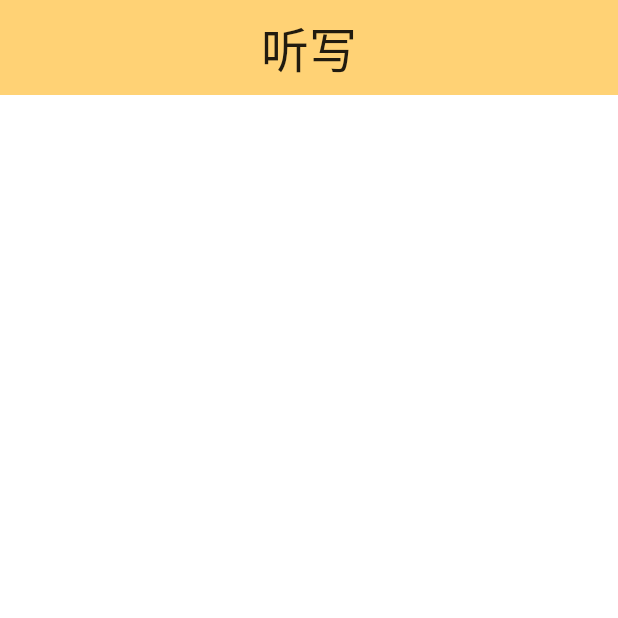
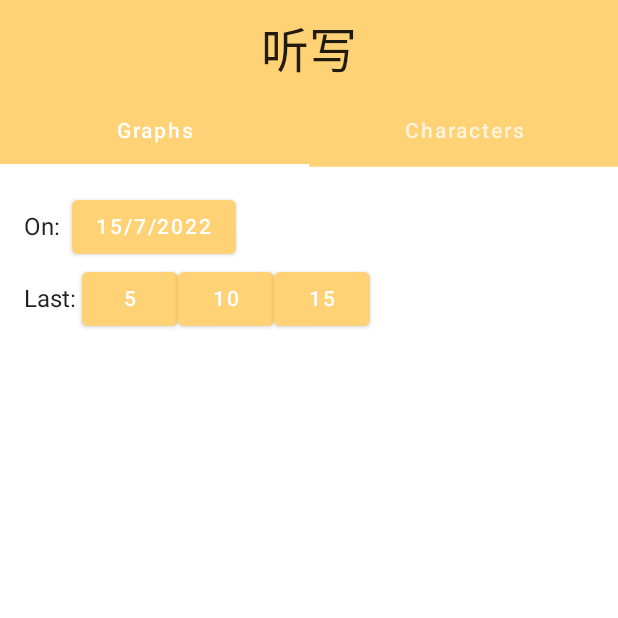
Before and after one commit to Tohie/TingXie, an Android app built with Jetpack Compose: the QuizStatisticsGraphScreen screen opened through its navigation route, on a phone screen of 412 x 824 dp, the top half of it. Run offline under Robolectric (Android 15) with nearby library versions, the light colour scheme and no system bars; our stand-ins replace Dagger/Hilt's generated code, accompanist; libraries missing offline, so code that uses them is left out: com.github.mikephil.charting.

Commit message:
Added an option to last x amount of tests

```diff
--- a/app/build.gradle
+++ b/app/build.gradle
@@ -83,6 +83,7 @@ dependencies {
 
     // Pager
     implementation "com.google.accompanist:accompanist-pager:0.25.1"
+    implementation "com.google.accompanist:accompanist-pager-indicators:0.25.1"
     implementation "androidx.compose.ui:ui-util:1.2.1"
     implementation "com.google.accompanist:accompanist-systemuicontroller:0.17.0"
 
--- a/app/src/main/java/com/example/tingxie/MainActivity.kt
+++ b/app/src/main/java/com/example/tingxie/MainActivity.kt
@@ -3,24 +3,19 @@ package com.example.tingxie
 import android.os.Bundle
 import androidx.activity.ComponentActivity
 import androidx.activity.compose.setContent
-import androidx.activity.viewModels
 import androidx.compose.foundation.layout.fillMaxSize
 import androidx.compose.material.MaterialTheme
 import androidx.compose.material.Surface
-import androidx.compose.material.Text
-import androidx.compose.runtime.Composable
 import androidx.compose.ui.Modifier
-import androidx.compose.ui.graphics.Color
 import androidx.navigation.NavType
 import androidx.navigation.compose.NavHost
 import androidx.navigation.compose.composable
 import androidx.navigation.compose.rememberNavController
 import androidx.navigation.navArgument
 import com.example.tingxie.presentation.character_quiz.components.CharacterQuizScreen
-import com.example.tingxie.presentation.characters.CharactersViewModel
 import com.example.tingxie.presentation.characters.components.CharactersScreen
 import com.example.tingxie.presentation.edit_character.EditCharacterScreen
-import com.example.tingxie.presentation.quiz_statistics.components.QuizStatisticsScreen
+import com.example.tingxie.presentation.quiz_statistics.components.QuizStatisticsGraphScreen
 import com.example.tingxie.presentation.util.Screen
 import com.example.tingxie.ui.theme.TingXieTheme
 import com.google.accompanist.systemuicontroller.rememberSystemUiController
@@ -77,7 +72,7 @@ class MainActivity : ComponentActivity() {
                         composable(
                             route = Screen.QuizStatisticsScreen.route
                         ) {
-                            QuizStatisticsScreen(navController = navController)
+                            QuizStatisticsGraphScreen(navController = navController)
                         }
                     }
                 }
--- a/app/src/main/java/com/example/tingxie/data/data_source/CharacterDao.kt
+++ b/app/src/main/java/com/example/tingxie/data/data_source/CharacterDao.kt
@@ -30,6 +30,9 @@ interface CharacterDao {
     @Query("SELECT * FROM character JOIN quizresult ON quizresult.characterIdMap = character.id WHERE timestamp IN (:timestamp)")
     fun getQuizResults(timestamp: Long): Flow<Map<QuizResult, Character>>
 
+    @Query("SELECT * FROM character JOIN quizresult ON quizresult.characterIdMap = character.id WHERE timestamp BETWEEN (:end) AND (:start)")
+    fun getQuizResultsBetween(start: Long, end: Long): Flow<Map<QuizResult, Character>>
+
     @Query("SELECT * FROM character JOIN quizresult ON quizresult.characterIdMap = character.id WHERE character IN (:character)")
     fun getCharacterResult(character: String): Flow<Map<QuizResult, Character>>
 
--- a/app/src/main/java/com/example/tingxie/data/repository/CharacterRepositoryImpl.kt
+++ b/app/src/main/java/com/example/tingxie/data/repository/CharacterRepositoryImpl.kt
@@ -40,6 +40,10 @@ class CharacterRepositoryImpl @Inject constructor(private val characterDao: Char
         return characterDao.getQuizResults(timestamp)
     }
 
+    override fun getQuizResultBetween(start: Long, end: Long): Flow<Map<QuizResult, Character>> {
+        return characterDao.getQuizResultsBetween(start, end)
+    }
+
     override suspend fun deleteCharacter(character: Character) {
         characterDao.deleteCharacter(character)
     }
--- a/app/src/main/java/com/example/tingxie/di/AppModule.kt
+++ b/app/src/main/java/com/example/tingxie/di/AppModule.kt
@@ -44,7 +44,8 @@ class AppModule {
             getCharacterResults = GetCharacterResults(repository),
             getQuizResult = GetQuizResult(repository),
             getQuizResults = GetQuizResults(repository),
-            getQuizResultsLimitedBy = GetQuizResultsLimitedBy(repository)
+            getQuizResultsLimitedBy = GetQuizResultsLimitedBy(repository),
+            getQuizResultsBetween = GetQuizResultsBetween(repository)
         )
     }
 }
--- a/app/src/main/java/com/example/tingxie/domain/repository/CharacterRepository.kt
+++ b/app/src/main/java/com/example/tingxie/domain/repository/CharacterRepository.kt
@@ -22,5 +22,7 @@ interface CharacterRepository {
     fun getCharacterResults(character: String): Flow<Map<QuizResult, Character>>
 
     fun getQuizResult(timestamp: Long): Flow<Map<QuizResult, Character>>
+
     fun getQuizResultsLimitedBy(limit: Int): Flow<Map<QuizResult, Character>>
+    fun getQuizResultBetween(start: Long, end: Long): Flow<Map<QuizResult, Character>>
 }
--- a/app/src/main/java/com/example/tingxie/domain/use_case/CharacterUseCases.kt
+++ b/app/src/main/java/com/example/tingxie/domain/use_case/CharacterUseCases.kt
@@ -10,5 +10,6 @@ data class CharacterUseCases(
     val getCharacterResults: GetCharacterResults,
     val getQuizResult: GetQuizResult,
     val getQuizResults: GetQuizResults,
-    val getQuizResultsLimitedBy: GetQuizResultsLimitedBy
+    val getQuizResultsLimitedBy: GetQuizResultsLimitedBy,
+    val getQuizResultsBetween: GetQuizResultsBetween
 )
--- a/app/src/main/java/com/example/tingxie/presentation/characters/components/CharactersScreen.kt
+++ b/app/src/main/java/com/example/tingxie/presentation/characters/components/CharactersScreen.kt
@@ -1,5 +1,6 @@
 package com.example.tingxie.presentation.characters.components
 
+import androidx.compose.foundation.ExperimentalFoundationApi
 import androidx.compose.foundation.clickable
 import androidx.compose.foundation.layout.*
 import androidx.compose.foundation.lazy.LazyColumn
@@ -27,6 +28,7 @@ import com.example.tingxie.presentation.util.TopBar
 import kotlinx.coroutines.CoroutineScope
 import kotlinx.coroutines.launch
 
+@OptIn(ExperimentalFoundationApi::class)
 @Composable
 fun CharactersScreen(
     navController: NavController,
@@ -46,17 +48,27 @@ fun CharactersScreen(
                 .padding(16.dp)
                 .fillMaxWidth()
         ) {
-            items(state.characters) { character ->
+            items(
+                items = state.characters,
+                key = { item: Character -> item.id!! }
+            ) { character ->
                 Column(
                     modifier = Modifier.fillMaxWidth(),
                     horizontalAlignment = Alignment.CenterHorizontally
                 ) {
                     CharacterScreenCharacterDetail(
                         character = character,
-                        navController = navController,
                         viewModel = viewModel,
                         scope = scope,
-                        scaffoldState = scaffoldState
+                        scaffoldState = scaffoldState,
+                        modifier = Modifier
+                            .animateItemPlacement()
+                            .clickable {
+                                navController.navigate(
+                                    Screen.EditCharacterScreen.route + "?characterId=${character.id}"
+                                )
+                            }
+                            .padding(8.dp),
                     )
                 }
             }
@@ -67,20 +79,14 @@ fun CharactersScreen(
 @Composable
 private fun CharacterScreenCharacterDetail(
     character: Character,
-    navController: NavController,
     viewModel: CharactersViewModel,
     scope: CoroutineScope,
-    scaffoldState: ScaffoldState
+    scaffoldState: ScaffoldState,
+    modifier: Modifier
 ) {
     CharacterDetail(
         character = character,
-        modifier = Modifier
-            .clickable {
-                navController.navigate(
-                    Screen.EditCharacterScreen.route + "?characterId=${character.id}"
-                )
-            }
-            .padding(8.dp),
+        modifier = modifier,
         showCharacter = true
     ) {
         EndAlignedDeleteButton(viewModel, character, scope, scaffoldState)
--- a/app/src/main/java/com/example/tingxie/presentation/quiz_statistics/components/QuizStatisticsGraph.kt
+++ b/app/src/main/java/com/example/tingxie/presentation/quiz_statistics/components/QuizStatisticsGraph.kt
@@ -21,10 +21,7 @@ fun QuizStatisticsGraph(
     ) {
         StatisticsBarChart(
             barChartData = viewModel.state.value.testScoreBarChartData,
-            modifier = Modifier
-                .fillMaxWidth()
-                .matchParentSize(),
-            padding = 8.dp
+            modifier = modifier,
         )
     }
 }
--- a/app/src/main/java/com/example/tingxie/presentation/quiz_statistics/components/QuizStatisticsGraphScreen.kt
+++ b/app/src/main/java/com/example/tingxie/presentation/quiz_statistics/components/QuizStatisticsGraphScreen.kt
@@ -6,6 +6,7 @@ import androidx.compose.foundation.layout.*
 import androidx.compose.material.Button
 import androidx.compose.material.Text
 import androidx.compose.runtime.Composable
+import androidx.compose.ui.Alignment
 import androidx.compose.ui.Modifier
 import androidx.compose.ui.platform.LocalContext
 import androidx.compose.ui.unit.dp
@@ -14,19 +15,15 @@ import com.example.tingxie.presentation.quiz_statistics.QuizStatisticsViewModel
 import java.util.*
 
 @Composable
-fun QuizStatisticsScreen(
+fun QuizStatisticsGraphScreen(
     viewModel: QuizStatisticsViewModel,
     modifier: Modifier = Modifier
 ) {
     Box(modifier = modifier) {
-        Column(
-            modifier = Modifier
-                .fillMaxWidth()
-                .padding(8.dp)
-        ) {
+        Column() {
             GraphControls(
                 onDateChanged = { _, year, month, dayOfMonth ->
-                    // Send Date changed event
+                    viewModel.onEvent(QuizStatisticsEvent.DateChanged(year, month, dayOfMonth))
                 }, onClick = { amount ->
                     viewModel.onEvent(QuizStatisticsEvent.ChangeNumberOfTestsDisplayed(amount))
                 }
@@ -50,7 +47,7 @@ fun GraphControls(
     Box(modifier = modifier) {
         Column {
             GraphDateSelectorControls(onDateChanged = onDateChanged)
-            GraphButtons(onClick = onClick)
+            GraphButtons(text = "Last: ", onClick = onClick)
         }
     }
 }
@@ -75,21 +72,25 @@ fun GraphDateSelectorControls(
         day
     )
 
-    Box(
-        modifier = modifier
+    Row(
+        modifier = modifier,
+        verticalAlignment = Alignment.CenterVertically,
+        horizontalArrangement = Arrangement.Start
     ) {
+        Text(text = "On:  ")
         Button(
             onClick = {
                 datePickerDialog.show()
             }
         ) {
-            Text(text = "Choose tests from a specific date")
+            Text(text = "$day/$month/$year")
         }
     }
 }
 
 @Composable
 fun GraphButtons (
+    text: String,
     modifier: Modifier = Modifier,
     onClick: (Int) -> Unit
 ) {
@@ -98,9 +99,10 @@ fun GraphButtons (
     ) {
         Row(
             modifier = Modifier
-                .fillMaxWidth()
+                .fillMaxWidth(),
+            verticalAlignment = Alignment.CenterVertically
         ) {
-            Text(text = "Show last selected amount of texts")
+            Text(text = text)
             for (i in listOf(5, 10, 15)) {
                 GraphButton(onClick = { onClick(i) }, text = i.toString() )
             }
@@ -114,6 +116,6 @@ fun GraphButton(
     text: String
 ) {
     Button(onClick = onClick) {
-        Text(text = String())
+        Text(text = text.toString())
     }
 }
--- a/app/src/main/java/com/example/tingxie/presentation/quiz_statistics/components/QuizStatisticsScreen.kt
+++ b/app/src/main/java/com/example/tingxie/presentation/quiz_statistics/components/QuizStatisticsScreen.kt
@@ -11,43 +11,83 @@ import androidx.hilt.navigation.compose.hiltViewModel
 import androidx.navigation.NavController
 import com.example.tingxie.presentation.quiz_statistics.QuizStatisticsViewModel
 import com.example.tingxie.presentation.util.TopBar
+import com.google.accompanist.pager.ExperimentalPagerApi
+import com.google.accompanist.pager.HorizontalPager
+import com.google.accompanist.pager.pagerTabIndicatorOffset
+import com.google.accompanist.pager.rememberPagerState
+import kotlinx.coroutines.launch
 
+@OptIn(ExperimentalPagerApi::class)
 @Composable
-fun QuizStatisticsScreen(
+fun QuizStatisticsGraphScreen(
     viewModel: QuizStatisticsViewModel = hiltViewModel(),
     navController: NavController
 ) {
     val scaffoldState = rememberScaffoldState()
     val scope = rememberCoroutineScope()
+    val pagerState = rememberPagerState()
 
     Scaffold(
         topBar = { TopBar() },
         scaffoldState = scaffoldState
+    ) { innerPadding ->
+        Box(
+            modifier = Modifier.padding(innerPadding)
         ) {
-        if (viewModel.state.value.quizResults.isEmpty() || viewModel.state.value.testScoreBarChartData.isEmpty()) {
-            return@Scaffold
+            Column {
+                TabRow(
+                    selectedTabIndex = pagerState.currentPage,
+                    indicator = { tabPositions ->
+                        TabRowDefaults.Indicator(
+                            Modifier.pagerTabIndicatorOffset(pagerState, tabPositions)
+                        )
+                    }
+                ) {
+                    Tab(
+                        selected = pagerState.currentPage == 0,
+                        onClick = { scope.launch { pagerState.animateScrollToPage(0) } },
+                        text = { Text(text = "Graphs")}
+                    )
+                    Tab(
+                        selected = pagerState.currentPage == 1,
+                        onClick = { scope.launch { pagerState.animateScrollToPage(1) } },
+                        text = { Text(text = "Characters")}
+                    )
                 }
 
-        BoxWithConstraints(
-            modifier = Modifier.fillMaxSize()
+                Box(
+                    modifier = Modifier.padding(innerPadding)
                 ) {
-            QuizStatisticsGraph(
+                    HorizontalPager(
+                        count = 2,
+                        state = pagerState
+                    ) { page ->
+                        when (page) {
+                            0 -> {
+                                QuizStatisticsGraphScreen(
                                     viewModel = viewModel,
                                     modifier = Modifier
-                    .fillMaxWidth()
-                    .height(maxHeight / 2)
-                    .align(Alignment.TopStart)
+                                        .fillMaxSize()
+                                        .padding(16.dp),
+                                )
+                            }
+                            1 -> {
+                                if (viewModel.state.value.quizResults.isEmpty()) return@HorizontalPager
+                                QuizStatisticsCharacterList (
+                                    viewModel = viewModel,
+                                    modifier = Modifier
+                                        .fillMaxSize()
                                         .padding(8.dp),
                                 )
 
-            QuizStatisticsCharacterList (
-                viewModel = viewModel,
-                modifier = Modifier
-                    .fillMaxWidth()
-                    .align(Alignment.BottomStart)
-                    .height(this@BoxWithConstraints.maxHeight / 2)
-                    .padding(8.dp),
-            )
+                            }
+                            else -> {
+                                Text(text = "Woops....")
                             }
                         }
                     }
+                }
+            }
+        }
+    }
+}
--- a/app/src/main/java/com/example/tingxie/presentation/util/BarChart.kt
+++ b/app/src/main/java/com/example/tingxie/presentation/util/BarChart.kt
@@ -16,6 +16,7 @@ import androidx.compose.ui.unit.Dp
 import androidx.compose.ui.unit.dp
 import androidx.compose.ui.viewinterop.AndroidView
 import com.example.tingxie.domain.model.BarChartData
+import com.github.mikephil.charting.animation.Easing
 import com.github.mikephil.charting.charts.BarChart
 import com.github.mikephil.charting.components.AxisBase
 import com.github.mikephil.charting.components.XAxis
@@ -31,8 +32,6 @@ import java.time.Instant
 fun StatisticsBarChart(
     modifier: Modifier = Modifier,
     barChartData: List<BarChartData>,
-    padding: Dp = 0.dp,
-    fontSize: Dp = 40.dp
 ) {
     if (barChartData.isEmpty()) return
 
@@ -67,7 +66,6 @@ fun StatisticsBarChart(
                 setDrawGridLines(false)
             }
 
-
             val dataSet = BarDataSet(entries, "Percentage").apply {
                 color = barChartData.first().color.toArgb()
             }
@@ -75,7 +73,7 @@ fun StatisticsBarChart(
 
             barChart.apply {
                 data = barData
-                invalidate()
+                animateY(1000, Easing.EaseInQuad)
             }
         }
     )
```
Also changed, not shown: app/src/main/java/com/example/tingxie/domain/use_case/GetQuizResultsBetween.kt (added, +14 -0 lines), app/src/main/java/com/example/tingxie/presentation/edit_character/components/EditCharacterScreen.kt (+13 -9 lines), app/src/main/java/com/example/tingxie/presentation/quiz_statistics/QuizStatisticsViewModel.kt (+20 -4 lines). Lines whose indentation alone changed are shown as unchanged.
